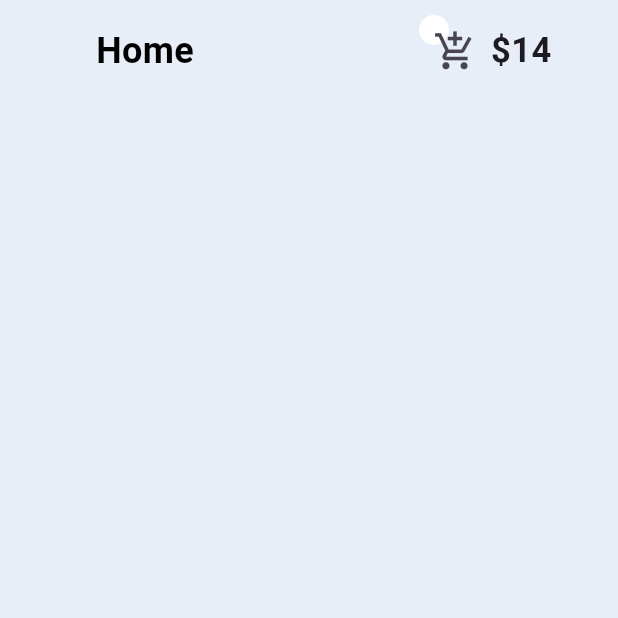
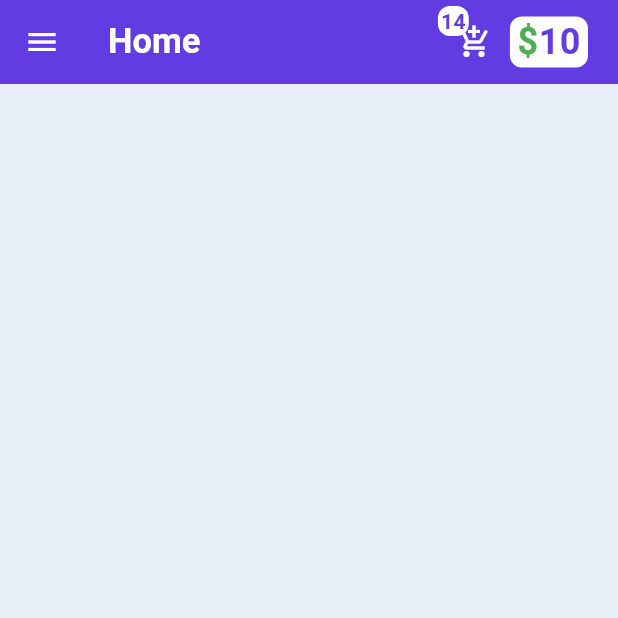
Before and after one commit to abdallahshaba/e-commerceApp1_flowers_app, a Flutter app: the HomeViewBody screen opened directly, on a phone screen of 412 x 824 dp, the top half of it. Run offline on Flutter 3.47's test engine with Material 3 defaults, Android fonts, the phone set to English and light mode, and no system bars; our stand-ins replace go_router; missing offline and left inert: animated_button.

Commit message:
finish appbar in home page

```diff
--- /dev/null
+++ b/lib/features/home/presentation/views/widgets/appbar_widgets.dart
@@ -0,0 +1,90 @@
+import 'package:flutter/material.dart';
+
+class AppBarWidgets extends StatelessWidget {
+  const AppBarWidgets({super.key});
+
+  @override
+  Widget build(BuildContext context) {
+    return Row(
+      children: [
+        Stack(
+          children: [
+            IconButton(
+                onPressed: () {},
+                icon: const Icon(
+                  Icons.add_shopping_cart,
+                  color: Colors.white,
+                )),
+            Positioned(
+              child: Container(
+                child: Container(
+                  child: Container(
+
+                    padding: const EdgeInsets.only(left: 2, right: 2),
+                    decoration: BoxDecoration(
+                        borderRadius: BorderRadius.circular(8),
+                        color: Colors.white),
+                    child: const Text(
+                      "14",
+                      style: TextStyle(
+                        color: Color(0xff623be2),
+                        fontWeight: FontWeight.bold,
+                      ),
+                    ),
+                  ),
+                ),
+              ),
+            ),
+          ],
+        ),
+        Container(
+          padding: const EdgeInsets.only(
+            right: 5,
+            left: 5,
+          ),
+          decoration: BoxDecoration(
+              color: Colors.white, borderRadius: BorderRadius.circular(8)),
+          child: const Row(
+            children: [
+              Text(
+                "\$",
+                style: TextStyle(
+                    color: Colors.green,
+                    fontWeight: FontWeight.bold,
+                    fontSize: 24),
+              ),
+              Text(
+                "10",
+                style: TextStyle(
+                    color: Color(0xff623be2),
+                    fontWeight: FontWeight.bold,
+                    fontSize: 24),
+              ),
+            ],
+          ),
+        ),
+        const SizedBox(
+          width: 20,
+        )
+      ],
+    );
+  }
+}
+
+class AppBarWidgets2 extends StatelessWidget {
+  const AppBarWidgets2({super.key});
+
+  @override
+  Widget build(BuildContext context) {
+    return const Row(
+      children: [
+
+         Text(
+          "Home",
+          style: TextStyle(
+              color: Colors.white, fontWeight: FontWeight.bold, fontSize: 23),
+        ),
+      ],
+    );
+  }
+}
--- a/lib/features/home/presentation/views/widgets/custom_appbar.dart
+++ /dev/null
@@ -1,55 +0,0 @@
-import 'package:flutter/material.dart';
-import 'package:flutter/widgets.dart';
-
-class CustomAppBar extends StatelessWidget {
-  const CustomAppBar({super.key, this.icon1});
-  final IconData? icon1;
-  @override
-  Widget build(BuildContext context) {
-    return  Padding(
-      padding: const EdgeInsets.only(top: 10, left: 20, right: 20),
-      child: Row(
-        children: [
-
-          Icon(icon1),
-
-         const Padding(
-            padding: EdgeInsets.only(left: 20 , right: 150),
-            child: Text("Home" , style: TextStyle(
-              fontSize: 24,
-              color: Colors.black,
-              fontWeight: FontWeight.bold
-            ), ),
-          ),
-          Stack(
-            children:[
-              Padding(
-                padding: const EdgeInsets.only(),
-                child: Container(
-                 height: 20,
-                 width: 20,
-                 decoration: BoxDecoration(
-                   color: Colors.white,
-                   shape: BoxShape.circle
-                 ),
-                 child: Text(' 12' , style: TextStyle(
-                   fontSize: 16
-                 ),),
-                ),
-              ),
-               IconButton(
-              onPressed: (){},
-             icon: Icon(Icons.add_shopping_cart, size: 29,)
-             ),
-
-                  ]),
-         const Text('\$14' , style: TextStyle(fontSize: 23 ,
-          fontWeight: FontWeight.bold,
-          ),)
-
-
-        ],
-      ),
-    );
-  }
-}
--- a/lib/features/home/presentation/views/widgets/home__view_body.dart
+++ b/lib/features/home/presentation/views/widgets/home__view_body.dart
@@ -1,5 +1,6 @@
 import 'package:e_commerce_app1_with_edit_flowers_app/constant.dart';
-import 'package:e_commerce_app1_with_edit_flowers_app/features/home/presentation/views/widgets/custom_appbar.dart';
+import 'package:e_commerce_app1_with_edit_flowers_app/features/home/presentation/views/widgets/appbar_widgets.dart';
+import 'package:e_commerce_app1_with_edit_flowers_app/features/home/presentation/views/widgets/drawer_body.dart';
 import 'package:flutter/material.dart';
 
 class HomeViewBody extends StatelessWidget {
@@ -8,12 +9,17 @@ class HomeViewBody extends StatelessWidget {
   @override
   Widget build(BuildContext context) {
     return Scaffold(
+      appBar: AppBar(
+        iconTheme: const IconThemeData(color: Colors.white),
+        actions: const [AppBarWidgets()],
+        backgroundColor: const Color(0xff623be2),
+        title: const AppBarWidgets2(),
+      ),
+      drawer: const Drawer(child: DrawerBody()),
       backgroundColor: kPrimaryColor,
       body: ListView(
-        children: [
-          CustomAppBar()
-        ],
-      )
+        children: [],
+      ),
     );
   }
 }
```
Also changed, not shown: lib/features/home/presentation/views/widgets/drawer_body.dart (added, +52 -0 lines), 1 other file.
